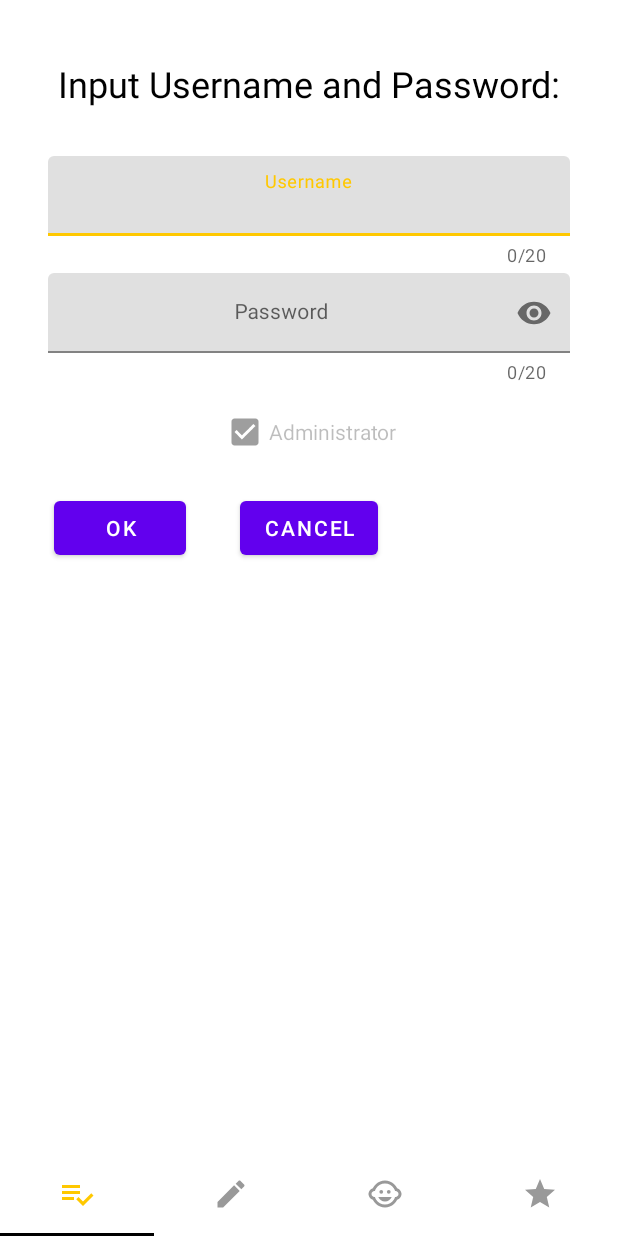
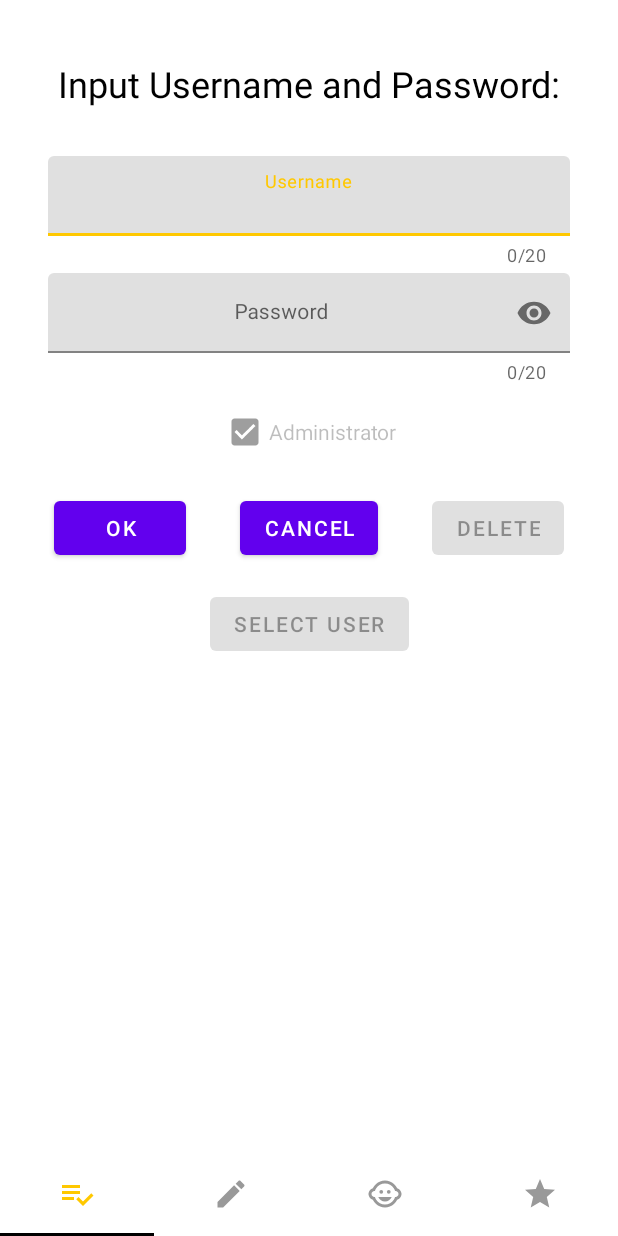
Before and after one commit to NlightN22/testeroid, an Android app: the fragment UserEditFragment placed in its activity, on a phone screen of 412 x 824 dp. Run offline under Robolectric (Android 15) with nearby library versions, the phone set to English and light mode, and no system bars; our stand-ins replace Room's generated code.

```diff
--- a/app/src/main/java/space/active/testeroid/repository/DataStoreRepository.kt
+++ b/app/src/main/java/space/active/testeroid/repository/DataStoreRepository.kt
@@ -10,7 +10,6 @@ import kotlinx.coroutines.flow.map
 import space.active.testeroid.TAG
 import space.active.testeroid.screens.main.dataStore
 import java.io.IOException
-import java.lang.Exception
 
 const val SELECTED_USER = "userId"
 const val CORRECT_SCORE = "correctScore"
--- a/app/src/main/java/space/active/testeroid/screens/edittest/EditTestFormState.kt
+++ b/app/src/main/java/space/active/testeroid/screens/edittest/EditTestFormState.kt
@@ -8,5 +8,5 @@ data class EditTestFormState (
     var variant3: String = "",
     var variant4: String = "",
     var listSelected: ArrayList<Boolean> = List(4) {false} as ArrayList<Boolean>,
-    var listQuestionsId: ArrayList<Long> = List(4) {0} as ArrayList<Long> /* = java.util.ArrayList<kotlin.Long> */,
+    var listQuestionsId: ArrayList<Long> = List(4) {0L} as ArrayList<Long>,
     )
--- a/app/src/main/java/space/active/testeroid/screens/main/MainActivity.kt
+++ b/app/src/main/java/space/active/testeroid/screens/main/MainActivity.kt
@@ -2,18 +2,24 @@ package space.active.testeroid.screens.main
 
 import android.content.Context
 import android.os.Bundle
+import android.util.Log
 import android.view.View
 import android.widget.Toast
 import androidx.appcompat.app.AppCompatActivity
 import androidx.appcompat.app.AppCompatDelegate
+import androidx.core.view.isVisible
 import androidx.datastore.core.DataStore
 import androidx.datastore.preferences.core.Preferences
 import androidx.datastore.preferences.preferencesDataStore
 import androidx.lifecycle.ViewModelProvider
+import androidx.navigation.Navigation
+import com.google.android.material.bottomnavigation.BottomNavigationView
+import com.google.android.material.tabs.TabLayout
 import com.google.android.material.tabs.TabLayoutMediator
 import space.active.testeroid.APP
 import space.active.testeroid.DATA_STORE_NAME
 import space.active.testeroid.R
+import space.active.testeroid.TAG
 import space.active.testeroid.adapter.PageAdapter
 import space.active.testeroid.databinding.ActivityMainBinding
 import space.active.testeroid.screens.useredit.UserEditViewModel
@@ -43,33 +49,13 @@ class MainActivity : AppCompatActivity() {
             UserEditViewModel::class.java)
 
         init()
-        testZone() // Need to delete
-    }
-
-    // TODO delete
-    private fun testZone() {
-        class Values(val name: String, val num: Int)
-
-        fun main() {
-            val list = listOf(
-                Values("qwe", 1),
-                Values("rew", 2),
-                Values("asd", 3),
-            )
-            println("list $list")
-
-            list.forEach { if (it.name == "qwe") {
-                val position: Int = it.num
-            }
-            }
-        }
     }
 
     private fun init(){
         //inflate from adapter
         binding.pager.adapter = PageAdapter(this.supportFragmentManager, lifecycle)
 
-        // set icons for tabs
+        // set icons for tabs start
         TabLayoutMediator(binding.tabLayout, binding.pager){ //Mediator open fragment from adapter
             tab, pos ->
             when(pos){
@@ -80,22 +66,50 @@ class MainActivity : AppCompatActivity() {
             }
         }.attach()
         // set icons for tabs end
+        handleExternalData()
+        observers()
+        listeners()
+    }
 
+    private fun handleExternalData() {
+
+    }
+
+    private fun BottomNavigationView.visible (value: Boolean) {
+        this.visibility = if (value) {View.VISIBLE} else {View.INVISIBLE}
+    }
+
+    private fun TabLayout.visible (value: Boolean) {
+        this.visibility = if (value) {View.VISIBLE} else {View.INVISIBLE}
+    }
+
+    private fun observers() {
         // Bottom visible state
-        viewModel.bottomTabsVisibility.observe(this){
-            binding.tabLayout.visibility = if (it) {View.VISIBLE} else {View.INVISIBLE}
-        }
-        viewModel.bottomToolBarVisibility.observe(this){
-            binding.navigationView.visibility = if (it) {View.VISIBLE} else {View.INVISIBLE}
+        viewModel.form.observe(this){ form->
+            Log.e(TAG,"form: $form")
+            binding.tabLayout.visible(form.tabs.visibility)
+            binding.navigationView.visible(form.navigation.visibility)
+            binding.navigationView.menu.findItem(R.id.item_add).isVisible = form.navigation.add
+            binding.navigationView.menu.findItem(R.id.item_edit).isVisible = form.navigation.edit
+            binding.navigationView.menu.findItem(R.id.item_delete).isVisible = form.navigation.delete
         }
 
-        viewModel.bottomItemsVisibility.observe(this){
-            items ->
-            binding.navigationView.menu.findItem(R.id.item_add).isVisible = items.add
-            binding.navigationView.menu.findItem(R.id.item_edit).isVisible = items.edit
-            binding.navigationView.menu.findItem(R.id.item_delete).isVisible = items.delete
-        }
+//        viewModel.bottomTabsVisibility.observe(this){
+//            binding.tabLayout.visibility = if (it) {View.VISIBLE} else {View.INVISIBLE}
+//        }
+//        viewModel.bottomToolBarVisibility.observe(this){
+//            binding.navigationView.visibility = if (it) {View.VISIBLE} else {View.INVISIBLE}
+//        }
+//
+//        viewModel.bottomItemsVisibility.observe(this){
+//                items ->
+//            binding.navigationView.menu.findItem(R.id.item_add).isVisible = items.add
+//            binding.navigationView.menu.findItem(R.id.item_edit).isVisible = items.edit
+//            binding.navigationView.menu.findItem(R.id.item_delete).isVisible = items.delete
+//        }
+    }
 
+    private fun listeners() {
         binding.navigationView.setOnItemSelectedListener {
             when (it.itemId){
                 R.id.item_add -> {
--- /dev/null
+++ b/app/src/main/java/space/active/testeroid/screens/main/MainActivityFormState.kt
@@ -0,0 +1,19 @@
+package space.active.testeroid.screens.main
+
+data class MainActivityFormState
+    (
+    var navigation: Navigation = Navigation(),
+    var tabs: Tabs = Tabs()
+)
+{
+    data class Navigation
+        (
+        var visibility: Boolean = false,
+        var add: Boolean = true,
+        var edit: Boolean = true,
+        var delete: Boolean = true)
+
+    data class Tabs (
+        var visibility: Boolean = true
+            )
+}
--- a/app/src/main/java/space/active/testeroid/screens/user/UserFragment.kt
+++ b/app/src/main/java/space/active/testeroid/screens/user/UserFragment.kt
@@ -100,6 +100,8 @@ class UserFragment : Fragment() {
             }
         }
 
+
+        // NB need to start different coroutines for diff variables
         viewLifecycleOwner.lifecycleScope.launchWhenResumed {
             viewModel.userList.collectLatest { list->
                 Log.e(TAG, "userList $list")
@@ -109,7 +111,10 @@ class UserFragment : Fragment() {
                 }
                 adapter.setList(listAdapter)
             }
+        }
+        viewLifecycleOwner.lifecycleScope.launchWhenResumed {
             viewModel.selectedUser.collectLatest {
+                Log.e(TAG, "selectedUser.collectLatest $it")
                 it?.let {
                     adapter.setSelected(listOf(it))
                 }
--- a/app/src/main/java/space/active/testeroid/screens/useredit/UserEditEvents.kt
+++ b/app/src/main/java/space/active/testeroid/screens/useredit/UserEditEvents.kt
@@ -5,6 +5,7 @@ sealed class UserEditEvents {
     object OnOkClick: UserEditEvents()
     object OnCancelClick: UserEditEvents()
     object OnDeleteClick: UserEditEvents()
+    object OnSelectClick: UserEditEvents()
     data class OnEditUsername(val string: String): UserEditEvents()
     data class  OnEditPassword(val string: String): UserEditEvents()
     object OnAdminCheckboxClick: UserEditEvents()
--- a/app/src/main/java/space/active/testeroid/screens/useredit/UserEditFormState.kt
+++ b/app/src/main/java/space/active/testeroid/screens/useredit/UserEditFormState.kt
@@ -1,6 +1,4 @@
 package space.active.testeroid.screens.useredit
-
-import space.active.testeroid.screens.user.UserViewModel
 
 data class UserEditFormState(
     var id: String = "",
@@ -9,5 +7,6 @@ data class UserEditFormState(
     var password: String = "",
     var administrator: Boolean = false,
     var adminEnabled: Boolean = true,
-    var deleteVisible: Boolean = true,
+    var deleteEnabled: Boolean = true,
+    var selectedEnabled: Boolean = true,
 )
--- a/app/src/main/java/space/active/testeroid/screens/useredit/UserEditFragment.kt
+++ b/app/src/main/java/space/active/testeroid/screens/useredit/UserEditFragment.kt
@@ -7,7 +7,6 @@ import androidx.fragment.app.Fragment
 import android.view.LayoutInflater
 import android.view.View
 import android.view.ViewGroup
-import android.widget.Toast
 import androidx.activity.OnBackPressedCallback
 import androidx.core.view.isVisible
 import androidx.core.widget.addTextChangedListener
@@ -18,10 +17,7 @@ import space.active.testeroid.APP
 import space.active.testeroid.R
 import space.active.testeroid.TAG
 import space.active.testeroid.databinding.FragmentUserEditBinding
-import space.active.testeroid.db.modelsdb.Users
 import space.active.testeroid.screens.SharedViewModel
-import space.active.testeroid.screens.user.UserViewModel
-import space.active.testeroid.screens.user.UserViewModelFactory
 
 class UserEditFragment : Fragment() {
 
@@ -86,7 +82,8 @@ class UserEditFragment : Fragment() {
             binding.editTextPassword.setText(form.password)
             binding.checkBoxAdmin.isChecked = form.administrator
             binding.checkBoxAdmin.isEnabled = form.adminEnabled
-            binding.buttonDelete.isVisible = form.deleteVisible
+            binding.buttonDelete.isEnabled = form.deleteEnabled
+            binding.buttonSelect.isEnabled = form.selectedEnabled
         }
         lifecycleScope.launchWhenResumed {
             viewModel.terminateSignal.collectLatest { terminate->
@@ -106,6 +103,9 @@ class UserEditFragment : Fragment() {
         }
         binding.buttonDelete.setOnClickListener {
             viewModel.onEvent(UserEditEvents.OnDeleteClick)
+        }
+        binding.buttonSelect.setOnClickListener {
+            viewModel.onEvent(UserEditEvents.OnSelectClick)
         }
         binding.checkBoxAdmin.setOnClickListener {
             viewModel.onEvent(UserEditEvents.OnAdminCheckboxClick)
--- a/app/src/main/java/space/active/testeroid/screens/useredit/UserEditViewModel.kt
+++ b/app/src/main/java/space/active/testeroid/screens/useredit/UserEditViewModel.kt
@@ -1,6 +1,7 @@
 package space.active.testeroid.screens.useredit
 
 import android.util.Log
+import androidx.datastore.dataStore
 import androidx.lifecycle.LiveData
 import androidx.lifecycle.MutableLiveData
 import androidx.lifecycle.ViewModel
@@ -14,9 +15,13 @@ import space.active.testeroid.R
 import space.active.testeroid.TAG
 import space.active.testeroid.db.modelsdb.Users
 import space.active.testeroid.helpers.notifyObserver
+import space.active.testeroid.repository.DataStoreRepository
 import space.active.testeroid.repository.Repository
 
-class UserEditViewModel(private val repository: Repository): ViewModel() {
+class UserEditViewModel(
+    private val repository: Repository,
+    private val dataStore: DataStoreRepository
+    ): ViewModel() {
 
     private var _editedUser: Users = Users()
 
@@ -33,7 +38,8 @@ class UserEditViewModel(private val repository: Repository): ViewModel() {
             is UserEditUiState.NewUser -> {
                 _activeForm = true
                 _formState.value?.let { form->
-                    form.deleteVisible = false
+                    form.deleteEnabled = false
+                    form.selectedEnabled = false
                 }
                 _formState.notifyObserver()
             }
@@ -44,7 +50,8 @@ class UserEditViewModel(private val repository: Repository): ViewModel() {
                     form.username = _editedUser.userName
                     form.password = _editedUser.userPassword
                     form.administrator = _editedUser.userAdministrator
-                    form.deleteVisible = true
+                    form.deleteEnabled = true
+                    form.selectedEnabled = true
                 }
                 _formState.notifyObserver()
             }
@@ -118,6 +125,11 @@ class UserEditViewModel(private val repository: Repository): ViewModel() {
                 viewModelScope.launch {
                     repository.deleteUser(_editedUser)
                     _terminateSignal.emit(true)
+                }
+            }
+            is UserEditEvents.OnSelectClick -> {
+                viewModelScope.launch {
+                    dataStore.saveUserId(_editedUser.userId)
                 }
             }
             is UserEditEvents.OnEditUsername -> {
@@ -242,8 +254,6 @@ class UserEditViewModel(private val repository: Repository): ViewModel() {
         }
     }
 
-
-
     //Send to Database
     fun saveCredentials(user: Users){
         viewModelScope.launch(Dispatchers.IO) {
@@ -266,8 +276,6 @@ class UserEditViewModel(private val repository: Repository): ViewModel() {
        }
    }
 
-
-
     sealed class ViewState{
         data class AdminCheckBox(
             var visible: Boolean = true,
--- a/app/src/main/java/space/active/testeroid/screens/useredit/UserEditViewModelFactory.kt
+++ b/app/src/main/java/space/active/testeroid/screens/useredit/UserEditViewModelFactory.kt
@@ -5,14 +5,16 @@ import androidx.lifecycle.ViewModel
 import androidx.lifecycle.ViewModelProvider
 import space.active.testeroid.repository.RepositoryRealization
 import space.active.testeroid.db.TestsDatabase
+import space.active.testeroid.repository.DataStoreRepository
 
 class UserEditViewModelFactory(context: Context): ViewModelProvider.Factory {
 
     private val dao = TestsDatabase.getInstance(context).testsDao
     private val repository: RepositoryRealization = RepositoryRealization(dao)
+    private val dataStore: DataStoreRepository = DataStoreRepository(context)
 
     override fun <T : ViewModel> create(modelClass: Class<T>): T {
-        return UserEditViewModel(repository) as T
+        return UserEditViewModel(repository, dataStore) as T
     }
 
 }
--- a/app/src/main/res/layout/fragment_user_edit.xml
+++ b/app/src/main/res/layout/fragment_user_edit.xml
@@ -131,11 +131,20 @@
         android:id="@+id/buttonDelete"
         android:layout_width="wrap_content"
         android:layout_height="wrap_content"
-        android:layout_marginStart="16dp"
         android:text="@string/edit_user_Delete"
         app:layout_constraintEnd_toEndOf="parent"
         app:layout_constraintStart_toEndOf="@+id/buttonCancel"
         app:layout_constraintTop_toTopOf="@+id/buttonCancel" />
 
+    <Button
+        android:id="@+id/buttonSelect"
+        android:layout_width="wrap_content"
+        android:layout_height="wrap_content"
+        android:text="@string/edit_user_select"
+        android:layout_marginTop="16dp"
+        app:layout_constraintEnd_toEndOf="parent"
+        app:layout_constraintStart_toStartOf="parent"
+        app:layout_constraintTop_toBottomOf="@+id/buttonCancel" />
+
 
 </androidx.constraintlayout.widget.ConstraintLayout>
--- a/app/src/main/res/values/strings.xml
+++ b/app/src/main/res/values/strings.xml
@@ -55,6 +55,7 @@
     <string name="test_submit">Submit</string>
     <string name="test_restart">restart</string>
     <string name="test_empty">Add test and press restart</string>
+    <string name="edit_user_select">Select User</string>
 
 
 </resources>
```
Also changed, not shown: app/src/main/java/space/active/testeroid/adapter/RecyclerViewAdapter.kt (+6 -4 lines), app/src/main/java/space/active/testeroid/screens/main/MainActivityUiState.kt (added, +8 -0 lines), app/src/main/java/space/active/testeroid/screens/main/MainActivityViewModel.kt (+39 -0 lines), app/src/main/java/space/active/testeroid/screens/user/UserViewModel.kt (+4 -3 lines).
